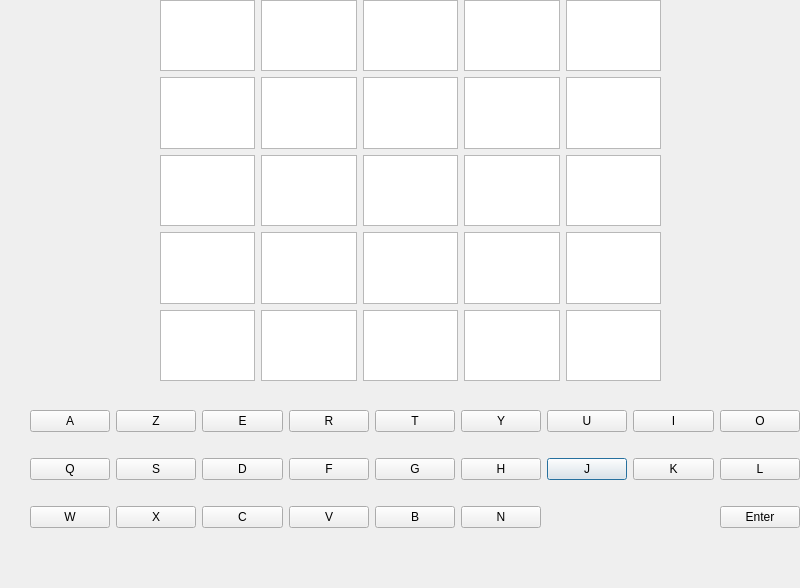
First picture: the form in Zork-Project/wordle2.ui, repository Nathan-Btg/Zork-CS-4076, before the edit; both pictures show x 0 to 800 and y 0 to 588 of the 800 by 900 pixel window.
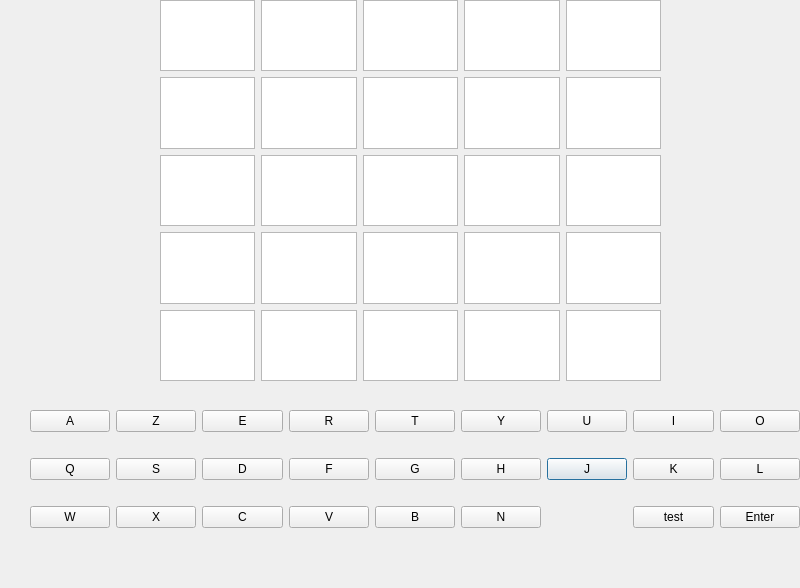
Second picture: the form after the edit.

Commit message: wordle ended

```diff
--- a/Zork-Project/wordle2.ui
+++ b/Zork-Project/wordle2.ui
@@ -212,6 +212,13 @@
       </property>
      </widget>
     </item>
+    <item row="2" column="7">
+     <widget class="QPushButton" name="test">
+      <property name="text">
+       <string>test</string>
+      </property>
+     </widget>
+    </item>
    </layout>
   </widget>
   <widget class="QWidget" name="gridLayoutWidget_2">
@@ -229,6 +236,33 @@
     </font>
    </property>
    <layout class="QGridLayout" name="gridLayout_2">
+    <item row="3" column="3">
+     <widget class="QTextEdit" name="textEdit_19">
+      <property name="font">
+       <font>
+        <pointsize>36</pointsize>
+       </font>
+      </property>
+     </widget>
+    </item>
+    <item row="1" column="0">
+     <widget class="QTextEdit" name="textEdit_6">
+      <property name="font">
+       <font>
+        <pointsize>36</pointsize>
+       </font>
+      </property>
+     </widget>
+    </item>
+    <item row="3" column="4">
+     <widget class="QTextEdit" name="textEdit_20">
+      <property name="font">
+       <font>
+        <pointsize>36</pointsize>
+       </font>
+      </property>
+     </widget>
+    </item>
     <item row="0" column="1">
      <widget class="QTextEdit" name="textEdit_2">
       <property name="font">
@@ -247,7 +281,34 @@
       </property>
      </widget>
     </item>
-    <item row="2" column="0">
+    <item row="0" column="0">
+     <widget class="QTextEdit" name="textEdit">
+      <property name="font">
+       <font>
+        <pointsize>36</pointsize>
+       </font>
+      </property>
+     </widget>
+    </item>
+    <item row="4" column="1">
+     <widget class="QTextEdit" name="textEdit_22">
+      <property name="font">
+       <font>
+        <pointsize>36</pointsize>
+       </font>
+      </property>
+     </widget>
+    </item>
+    <item row="2" column="2">
+     <widget class="QTextEdit" name="textEdit_13">
+      <property name="font">
+       <font>
+        <pointsize>36</pointsize>
+       </font>
+      </property>
+     </widget>
+    </item>
+    <item row="1" column="2">
      <widget class="QTextEdit" name="textEdit_8">
       <property name="font">
        <font>
@@ -256,15 +317,6 @@
       </property>
      </widget>
     </item>
-    <item row="3" column="0">
-     <widget class="QTextEdit" name="textEdit_9">
-      <property name="font">
-       <font>
-        <pointsize>36</pointsize>
-       </font>
-      </property>
-     </widget>
-    </item>
     <item row="0" column="2">
      <widget class="QTextEdit" name="textEdit_3">
       <property name="font">
@@ -310,7 +362,16 @@
       </property>
      </widget>
     </item>
-    <item row="4" column="0">
+    <item row="1" column="3">
+     <widget class="QTextEdit" name="textEdit_9">
+      <property name="font">
+       <font>
+        <pointsize>36</pointsize>
+       </font>
+      </property>
+     </widget>
+    </item>
+    <item row="1" column="4">
      <widget class="QTextEdit" name="textEdit_10">
       <property name="font">
        <font>
@@ -319,7 +380,7 @@
       </property>
      </widget>
     </item>
-    <item row="2" column="1">
+    <item row="2" column="0">
      <widget class="QTextEdit" name="textEdit_11">
       <property name="font">
        <font>
@@ -328,7 +389,7 @@
       </property>
      </widget>
     </item>
-    <item row="2" column="2">
+    <item row="2" column="1">
      <widget class="QTextEdit" name="textEdit_12">
       <property name="font">
        <font>
@@ -337,34 +398,7 @@
       </property>
      </widget>
     </item>
-    <item row="1" column="2">
-     <widget class="QTextEdit" name="textEdit_13">
-      <property name="font">
-       <font>
-        <pointsize>36</pointsize>
-       </font>
-      </property>
-     </widget>
-    </item>
-    <item row="1" column="3">
-     <widget class="QTextEdit" name="textEdit_14">
-      <property name="font">
-       <font>
-        <pointsize>36</pointsize>
-       </font>
-      </property>
-     </widget>
-    </item>
-    <item row="1" column="4">
-     <widget class="QTextEdit" name="textEdit_15">
-      <property name="font">
-       <font>
-        <pointsize>36</pointsize>
-       </font>
-      </property>
-     </widget>
-    </item>
-    <item row="2" column="3">
+    <item row="3" column="0">
      <widget class="QTextEdit" name="textEdit_16">
       <property name="font">
        <font>
@@ -373,17 +407,8 @@
       </property>
      </widget>
     </item>
-    <item row="2" column="4">
-     <widget class="QTextEdit" name="textEdit_17">
-      <property name="font">
-       <font>
-        <pointsize>36</pointsize>
-       </font>
-      </property>
-     </widget>
-    </item>
-    <item row="3" column="1">
-     <widget class="QTextEdit" name="textEdit_18">
+    <item row="2" column="3">
+     <widget class="QTextEdit" name="textEdit_14">
       <property name="font">
        <font>
         <pointsize>36</pointsize>
@@ -392,7 +417,7 @@
      </widget>
     </item>
     <item row="3" column="2">
-     <widget class="QTextEdit" name="textEdit_19">
+     <widget class="QTextEdit" name="textEdit_18">
       <property name="font">
        <font>
         <pointsize>36</pointsize>
@@ -400,8 +425,8 @@
       </property>
      </widget>
     </item>
-    <item row="3" column="3">
-     <widget class="QTextEdit" name="textEdit_20">
+    <item row="3" column="1">
+     <widget class="QTextEdit" name="textEdit_17">
       <property name="font">
        <font>
         <pointsize>36</pointsize>
@@ -409,7 +434,16 @@
       </property>
      </widget>
     </item>
-    <item row="3" column="4">
+    <item row="2" column="4">
+     <widget class="QTextEdit" name="textEdit_15">
+      <property name="font">
+       <font>
+        <pointsize>36</pointsize>
+       </font>
+      </property>
+     </widget>
+    </item>
+    <item row="4" column="0">
      <widget class="QTextEdit" name="textEdit_21">
       <property name="font">
        <font>
```
Left out of the diff: 29 changed lines with no effect on the pictures. The commit also changes 18 other files.
